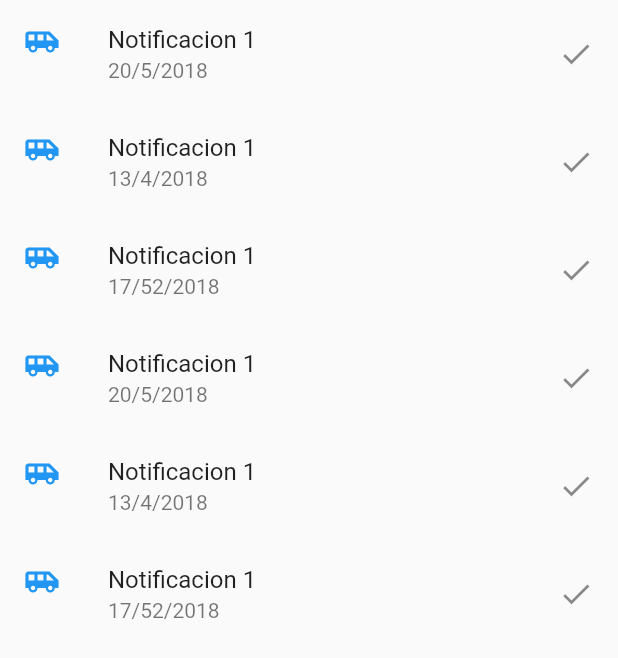
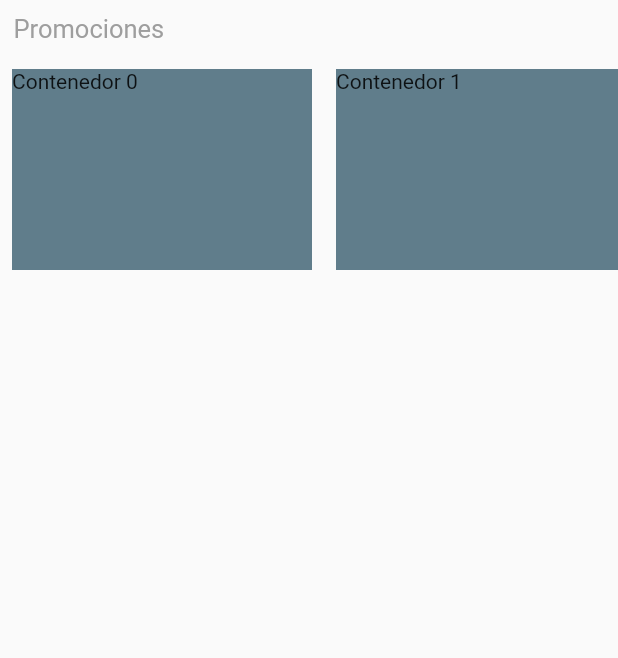
Before and after one commit to BMKeros/car_wash_app, a Flutter app: the ListNotifications screen opened directly, on a phone screen of 412 x 824 dp. Shown: the top 658 px of the screen. Run offline on Flutter 3.47's test engine with Material 2 defaults, Android fonts, the phone set to English and light mode, and no system bars; our stand-ins replace cached_network_image, datetime_picker_formfield, firebase_auth, firebase_database, firebase_messaging, flutter_rating and 1 more; missing offline and left inert: map_view; accounts and stored records are empty; statements that could not run were skipped.

Commit message:
[MOD]: - Agregado la seccion para mostrar los promociones.

```diff
--- a/lib/screens/client/list_notifications.dart
+++ b/lib/screens/client/list_notifications.dart
@@ -18,7 +18,7 @@ class ListNotificationsState extends State<ListNotifications> {
   @override
   Widget build(BuildContext context) {
     return new Scaffold(
-      body: ListView.builder(
+      body: /*ListView.builder(
         itemCount: listViewItems.length,
         itemBuilder: (BuildContext ctxt, int index) {
           return ListTile(
@@ -31,7 +31,41 @@ class ListNotificationsState extends State<ListNotifications> {
             trailing: Icon(Icons.check),
           );
         },
-      ),
+      ),*/
+      Column(
+        crossAxisAlignment: CrossAxisAlignment.start,
+        children: <Widget>[
+          Padding(
+            padding: EdgeInsets.all(9),
+            child: Text(
+              'Promociones',
+              style: TextStyle(
+                color: Colors.grey,
+                fontSize: 17
+              ),
+            ),
+          ),
+          Container(
+            height: 150,
+            child: ListView.builder(
+              scrollDirection: Axis.horizontal,
+              itemCount: 7,
+              itemBuilder: (context, index) {
+                return Padding(
+                  padding: EdgeInsets.all(8),
+                  child: Container(
+                    width: 200,
+                    height: 150,
+                    color: Colors.blueGrey,
+                    child: Text('Contenedor $index'),
+                  ),
+                );
+              },
+            ),
+          )
+        ],
+      )
     );
+
   }
 }
```
